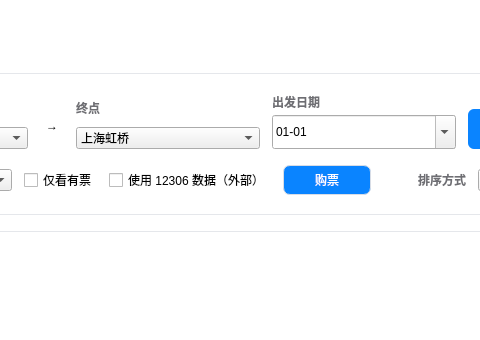
Before: the Qt Designer form src/app/mainwindow.ui in miunerofrade/seu-qt-summer-school, drawn with Qt 5; both pictures show x 360 to 840 and y 0 to 340 of the 960 by 600 pixel window.
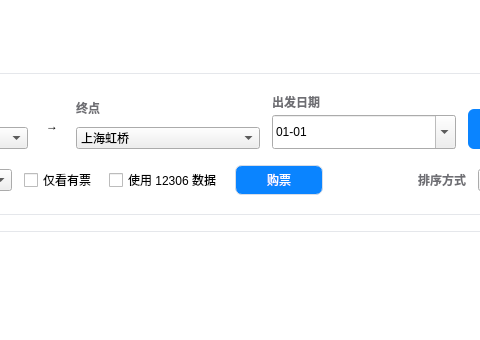
After: the same form once the commit is applied. Icons and pictures are not drawn. Custom widgets are drawn as their Qt base class.

```diff
--- a/src/app/mainwindow.ui
+++ b/src/app/mainwindow.ui
@@ -806,7 +806,7 @@
               <item>
                <widget class="QCheckBox" name="checkUseRailwayData">
                 <property name="text">
-                 <string>使用 12306 数据（外部）</string>
+                 <string>使用 12306 数据</string>
                 </property>
                 <property name="checked"><bool>false</bool></property>
                 <property name="toolTip"><string>不勾选时仅使用本地数据；外部查询结果只读且不参与本地库存分配</string></property>
```
